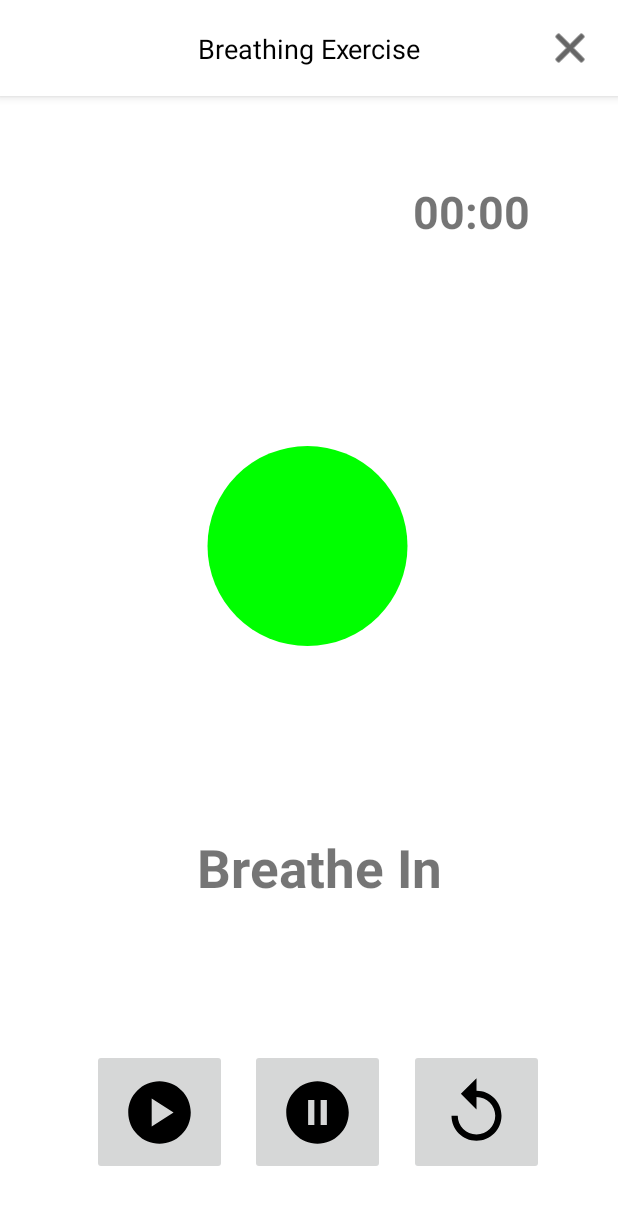
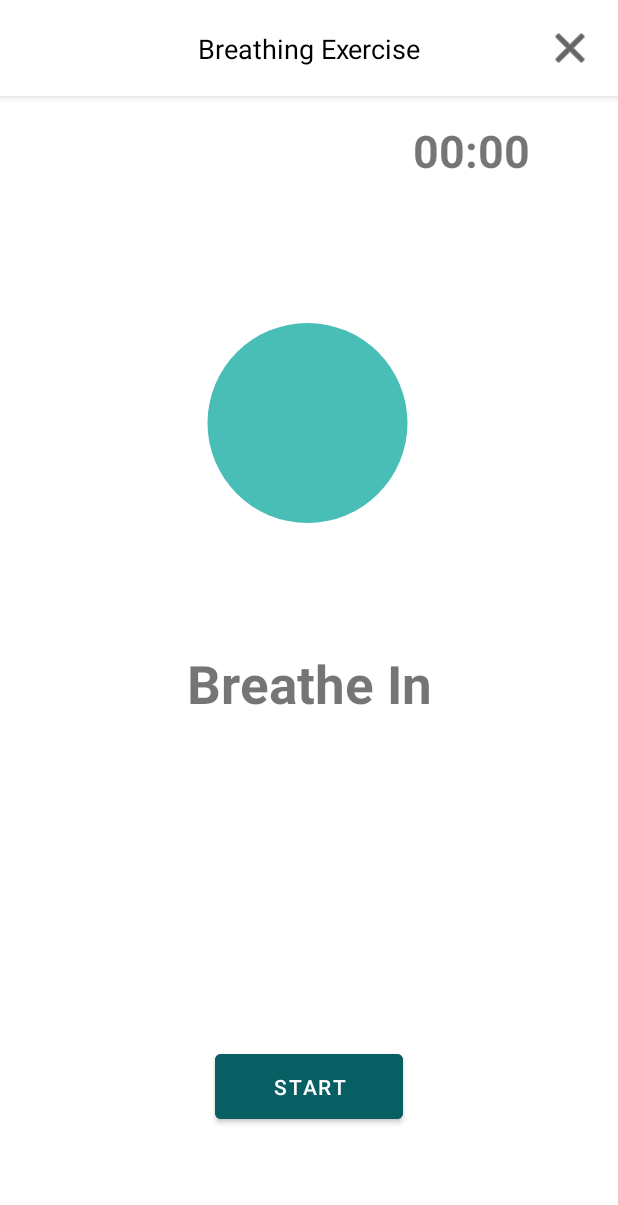
Before and after one commit to Rosscrowley/FinalYearProject, an Android app: the BreathingExerciseActivity screen opened directly, with no data from a screen before it, on a phone screen of 412 x 824 dp. Shown: the top 1205 px of the screen. Run offline under Robolectric (Android 15) with nearby library versions, the phone set to English and light mode, and no system bars; our stand-ins replace Firebase (no records; nobody signed in at launch, a user with empty details on screens opened directly).

Commit message:
Adjusted-made-to-breathing-exercise

```diff
--- a/app/src/main/java/com/example/finalyearproject/BreathingExerciseActivity.kt
+++ b/app/src/main/java/com/example/finalyearproject/BreathingExerciseActivity.kt
@@ -5,6 +5,7 @@ import android.content.Intent
 import android.os.Bundle
 import android.os.CountDownTimer
 import android.view.View
+import android.widget.Button
 import android.widget.ImageButton
 import android.widget.NumberPicker
 import android.widget.TextView
@@ -29,9 +30,7 @@ class BreathingExerciseActivity : AppCompatActivity() {
 
     private lateinit var instructionText: TextView
     private lateinit var countdownText: TextView
-    private lateinit var playButton: ImageButton
-    private lateinit var pauseButton: ImageButton
-    private lateinit var restartButton: ImageButton
+    private lateinit var startButton: Button
     private lateinit var closeButton: ImageButton
     private lateinit var breathingView: BreathingExerciseView
 
@@ -41,13 +40,13 @@ class BreathingExerciseActivity : AppCompatActivity() {
 
         instructionText = findViewById(R.id.instructionText)
         countdownText = findViewById(R.id.countdownText)
-        playButton = findViewById(R.id.playButton)
-        pauseButton = findViewById(R.id.pauseButton)
-        restartButton = findViewById(R.id.restartButton)
+        startButton = findViewById(R.id.startButton)
         closeButton = findViewById(R.id.closeButton)
         breathingView = findViewById(R.id.breathingView)
 
         closeButton.setOnClickListener {
+            countdownTimer?.cancel()
+            isTimerRunning = false
             startActivity(Intent(this@BreathingExerciseActivity, ExercisesActivity::class.java))
         }
 
@@ -71,16 +70,8 @@ class BreathingExerciseActivity : AppCompatActivity() {
             }
         }
 
-        playButton.setOnClickListener {
+        startButton.setOnClickListener {
             onPlayButtonClick(it)
-        }
-
-        pauseButton.setOnClickListener {
-            onPauseButtonClick(it)
-        }
-
-        restartButton.setOnClickListener {
-            onRestartButtonClick(it)
         }
 
         promptDurationSelection()
@@ -91,17 +82,6 @@ class BreathingExerciseActivity : AppCompatActivity() {
             startCountdown()
             viewModel.startExercise()
         }
-    }
-
-    private fun onPauseButtonClick(view: View) {
-        countdownTimer?.cancel()
-        viewModel.pauseExercise()
-        isTimerRunning = false
-    }
-
-    private fun onRestartButtonClick(view: View) {
-        restartTimer()
-        viewModel.startExercise()
     }
 
     private fun promptDurationSelection() {
@@ -152,10 +132,6 @@ class BreathingExerciseActivity : AppCompatActivity() {
         countdownText.text = String.format("%02d:%02d", minutes, seconds)
     }
 
-    private fun restartTimer() {
-        startCountdown()
-    }
-
     private fun markExerciseAsComplete() {
         val userId = FirebaseAuth.getInstance().currentUser?.uid
         if (userId != null) {
@@ -198,4 +174,9 @@ class BreathingExerciseActivity : AppCompatActivity() {
                 // Handle failure
             }
     }
+
+    override fun onDestroy() {
+        super.onDestroy()
+        countdownTimer?.cancel()
+    }
 }
--- a/app/src/main/java/com/example/finalyearproject/BreathingExerciseView.kt
+++ b/app/src/main/java/com/example/finalyearproject/BreathingExerciseView.kt
@@ -3,7 +3,6 @@ package com.example.finalyearproject
 import android.animation.ValueAnimator
 import android.content.Context
 import android.graphics.Canvas
-import android.graphics.Color
 import android.graphics.Paint
 import android.util.AttributeSet
 import android.view.View
@@ -12,9 +11,9 @@ class BreathingExerciseView(context: Context, attrs: AttributeSet) : View(contex
     private var circleRadius: Float = 100f // Start with the min radius
     private val minRadius = 100f // Min radius for breathing out
     private val maxRadius = 300f // Max radius for breathing in
-    private var circleColor: Int = Color.GREEN // Start with green for breathing in
-    private val inhaleColor = Color.GREEN // Color for inhaling
-    private val exhaleColor = Color.RED // Color for exhaling
+    private var circleColor: Int = getColorFromRes(R.color.appColour) // Start with color for breathing in
+    private val inhaleColor = getColorFromRes(R.color.appColour) // Color for inhaling
+    private val exhaleColor = getColorFromRes(R.color.appColour2) // Color for exhaling
     private val paint = Paint(Paint.ANTI_ALIAS_FLAG).apply {
         style = Paint.Style.FILL
     }
@@ -54,4 +53,8 @@ class BreathingExerciseView(context: Context, attrs: AttributeSet) : View(contex
         paint.color = circleColor
         canvas.drawCircle(width / 2f, height / 2f, circleRadius, paint)
     }
+
+    private fun getColorFromRes(colorResId: Int): Int {
+        return context.resources.getColor(colorResId, null)
+    }
 }
--- a/app/src/main/res/layout/activity_breathing_exercise.xml
+++ b/app/src/main/res/layout/activity_breathing_exercise.xml
@@ -73,57 +73,28 @@
         android:id="@+id/instructionText"
         android:layout_width="241dp"
         android:layout_height="71dp"
-        android:layout_marginBottom="32dp"
         android:text="Breathe In"
         android:textAlignment="center"
         android:textSize="35sp"
         android:textStyle="bold"
-        app:layout_constraintBottom_toTopOf="@+id/controlButtons"
         app:layout_constraintEnd_toEndOf="parent"
-        app:layout_constraintHorizontal_bias="0.541"
         app:layout_constraintStart_toStartOf="parent"
-        app:layout_constraintTop_toBottomOf="@+id/breathingView"
-        app:layout_constraintVertical_bias="0.5" />
+        app:layout_constraintTop_toBottomOf="@+id/breathingView" />
 
-    <LinearLayout
-        android:id="@+id/controlButtons"
-        android:layout_width="303dp"
-        android:layout_height="84dp"
-        android:orientation="horizontal"
+    <Button
+        android:id="@+id/startButton"
+        android:layout_width="125dp"
+        android:layout_height="55dp"
+        android:layout_marginTop="102dp"
+        android:layout_marginBottom="72dp"
+        android:backgroundTint="@color/appColour2"
+        android:text="Start"
+        android:textColor="#FFFFFF"
         app:layout_constraintBottom_toBottomOf="parent"
         app:layout_constraintEnd_toEndOf="parent"
-        app:layout_constraintHorizontal_bias="0.565"
         app:layout_constraintStart_toStartOf="parent"
         app:layout_constraintTop_toBottomOf="@+id/instructionText"
-        app:layout_constraintVertical_bias="0.5">
-
-        <!-- Play Button -->
-        <ImageButton
-            android:id="@+id/playButton"
-            android:layout_width="90dp"
-            android:layout_height="match_parent"
-            android:onClick="onPlayButtonClick"
-            android:src="@drawable/play_image" />
-
-        <!-- Pause Button -->
-        <ImageButton
-            android:id="@+id/pauseButton"
-            android:layout_width="90dp"
-            android:layout_height="match_parent"
-            android:layout_marginStart="15dp"
-            android:onClick="onPauseButtonClick"
-            android:src="@drawable/pause_image" />
-
-        <!-- Restart Button -->
-        <ImageButton
-            android:id="@+id/restartButton"
-            android:layout_width="90dp"
-            android:layout_height="match_parent"
-            android:layout_marginStart="16dp"
-            android:onClick="onRestartButtonClick"
-            android:src="@drawable/replay_image" />
-
-    </LinearLayout>
+        app:layout_constraintVertical_bias="1.0" />
 
     <TextView
         android:id="@+id/countdownText"
@@ -138,7 +109,7 @@
         app:layout_constraintHorizontal_bias="0.877"
         app:layout_constraintStart_toStartOf="parent"
         app:layout_constraintTop_toBottomOf="@+id/appBarLayout"
-        app:layout_constraintVertical_bias="0.5"></TextView>
+        app:layout_constraintVertical_bias="0.5"/>
 
 
 </androidx.constraintlayout.widget.ConstraintLayout>
--- a/app/src/main/res/layout/breathing_exer_info_page.xml
+++ b/app/src/main/res/layout/breathing_exer_info_page.xml
@@ -4,7 +4,7 @@
     xmlns:tools="http://schemas.android.com/tools"
     android:layout_width="match_parent"
     android:layout_height="match_parent"
-    android:background="@color/light_blue">
+    android:background="@color/appColourBG">
 
     <com.google.android.material.appbar.AppBarLayout
         android:id="@+id/appBarLayout"
@@ -18,7 +18,7 @@
             android:id="@+id/toolbar"
             android:layout_width="match_parent"
             android:layout_height="match_parent"
-            android:background="@color/light_blue"
+            android:background="@color/appColourBG"
             android:gravity="center"
             app:layout_constraintBottom_toBottomOf="parent"
             app:layout_constraintEnd_toEndOf="parent"
@@ -49,7 +49,7 @@
         android:id="@+id/nextButton"
         android:layout_width="83dp"
         android:layout_height="77dp"
-        android:background="@color/light_blue"
+        android:background="@color/appColourBG"
         android:contentDescription="Next Button"
         app:layout_constraintBottom_toBottomOf="parent"
         app:layout_constraintEnd_toEndOf="parent"
```
